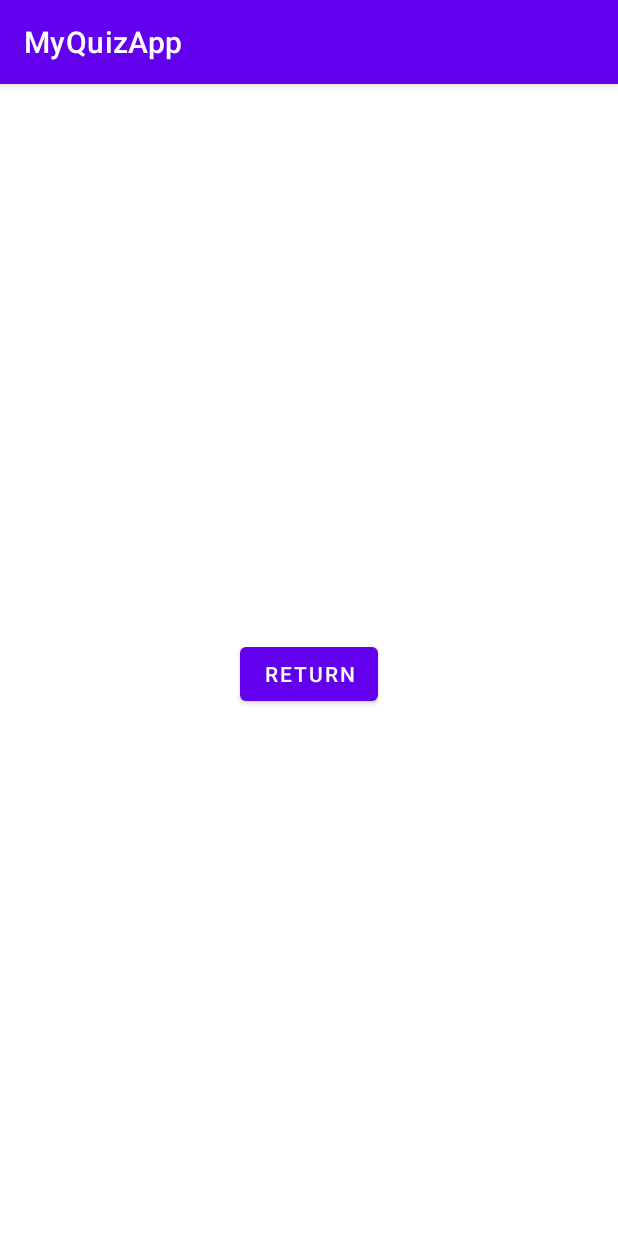
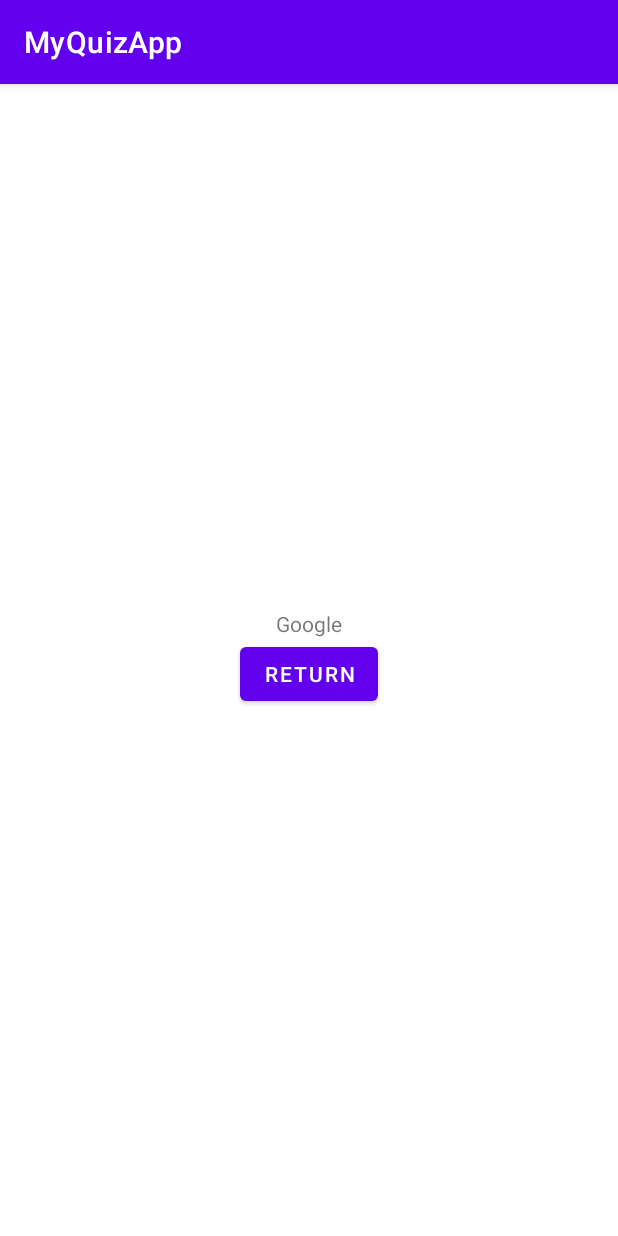
Before and after one commit to HoutarouM/Quiz-o-szkole, an Android app: the screen it shows after launch (HintActivity), after a tap on "HINT", on a phone screen of 412 x 824 dp. Run offline under Robolectric (Android 15) with nearby library versions, the light colour scheme and no system bars.

Commit message:
bind layout to all activities and optimization

```diff
--- a/app/src/main/java/com/example/myquizapp/HintActivity.java
+++ b/app/src/main/java/com/example/myquizapp/HintActivity.java
@@ -2,15 +2,13 @@ package com.example.myquizapp;
 
 import android.content.Intent;
 import android.os.Bundle;
-import android.widget.Button;
-import android.widget.TextView;
 
 import androidx.appcompat.app.AppCompatActivity;
 
+import com.example.myquizapp.databinding.ActivityHintBinding;
+
 public class HintActivity extends AppCompatActivity {
-    TextView hintTextView;
-
-    Button returnButton;
+    ActivityHintBinding activityHintBinding;
 
     private int hintTextId;
     private int questionIndex;
@@ -18,8 +16,18 @@ public class HintActivity extends AppCompatActivity {
     @Override
     protected void onCreate(Bundle savedInstanceState) {
         super.onCreate(savedInstanceState);
-        setContentView(R.layout.activity_hint);
 
+//        bind activity
+        activityHintBinding = ActivityHintBinding.inflate(getLayoutInflater());
+
+        setContentView(activityHintBinding.getRoot());
+    }
+
+    @Override
+    protected void onStart() {
+        super.onStart();
+
+        //        read and set saved data
         Bundle data = getIntent().getExtras();
 
         if (data != null) {
@@ -27,19 +35,15 @@ public class HintActivity extends AppCompatActivity {
             questionIndex = data.getInt("question_index");
         }
 
-        hintTextView = findViewById(R.id.hint_text);
+        activityHintBinding.hintText.setText(hintTextId);
 
-        returnButton = findViewById(R.id.return_to_questions_button);
 
-        hintTextView.setText(hintTextId);
+        activityHintBinding.returnToQuestionsButton.setOnClickListener(view -> {
+            Intent mainIntent = new Intent(HintActivity.this, MainActivity.class);
 
-        returnButton.setOnClickListener(view -> {
-            Intent mainIntent = new Intent(HintActivity.this, MainActivity.class);
             mainIntent.putExtra("question_index", questionIndex);
 
-            int resCode = 0;
-
-            startActivityForResult(mainIntent, resCode);
+            startActivity(mainIntent);
         });
     }
 }
--- a/app/src/main/java/com/example/myquizapp/MainActivity.java
+++ b/app/src/main/java/com/example/myquizapp/MainActivity.java
@@ -4,103 +4,115 @@ import android.content.Intent;
 import android.os.Bundle;
 
 import androidx.appcompat.app.AppCompatActivity;
-import androidx.lifecycle.ViewModelProvider;
 
 import com.example.myquizapp.databinding.ActivityMainBinding;
 
+import java.util.ArrayList;
+
 public class MainActivity extends AppCompatActivity {
-    private ActivityMainBinding activityBinding;
-    private QuestionViewModel questionViewModel;
+    private ActivityMainBinding activityMainBinding;
+
+    //    intents
+    private Intent hintIntent;
+    private Intent endIntent;
+
+    private ArrayList<Question> questions = new ArrayList<>();
 
     private int questionIndex = 0;
+    private int score = 0;
+    private int answerId = 0;
 
     @Override
     protected void onCreate(Bundle savedInstanceState) {
         super.onCreate(savedInstanceState);
 
 //        bind activity
-        activityBinding = ActivityMainBinding.inflate(getLayoutInflater());
+        activityMainBinding = ActivityMainBinding.inflate(getLayoutInflater());
 
-        setContentView(activityBinding.getRoot());
-
-//        bind view model
-        questionViewModel = new ViewModelProvider(this).get(QuestionViewModel.class);
+        setContentView(activityMainBinding.getRoot());
 
 
-//        read and set saved data
+//        intents initialization
+        hintIntent = new Intent(MainActivity.this, HintActivity.class);
+        endIntent = new Intent(MainActivity.this, EndActivity.class);
+
+
+        //        add questions
+        addQuestion(R.drawable.dog, R.string.first_question_text, R.string.first_question_hint,
+                R.string.first_question_answer_a, R.string.first_question_answer_b, R.string.first_question_answer_c, 0);
+
+        addQuestion(R.drawable.dog2, R.string.first_question_text, R.string.first_question_hint,
+                R.string.first_question_answer_a, R.string.first_question_answer_b, R.string.first_question_answer_c, 0);
+
+        addQuestion(R.drawable.dog3, R.string.first_question_text, R.string.first_question_hint,
+                R.string.first_question_answer_a, R.string.first_question_answer_b, R.string.first_question_answer_c, 0);
+    }
+
+    @Override
+    protected void onStart() {
+        super.onStart();
+
+        //        read and set saved data
         Bundle data = getIntent().getExtras();
 
         if (data != null) {
-            questionIndex = data.getInt("question_index");
+            questionIndex = data.getInt("question_index", 0);
         }
 
-        setDataToViews(questionViewModel.getQuestionList().get(questionIndex));
-
-
-        //        add questions
-
+        setDataToViews(questions.get(questionIndex));
 
 //        change question on click
-        activityBinding.answerButton.setOnClickListener(view -> {
-            int answerId = getAnswerIdByButton(activityBinding.radioGroup.getCheckedRadioButtonId());
+        activityMainBinding.answerButton.setOnClickListener(view -> {
+            answerId = getAnswerIdByButton(activityMainBinding.radioGroup.getCheckedRadioButtonId());
 
 //            increment score if answer is right
-            if (questionViewModel.getQuestionList().get(questionIndex).checkAnswer(answerId)) {
+            if (questions.get(questionIndex).checkAnswer(answerId)) {
 //                increment user score
-                questionViewModel.setCounter(questionViewModel.getCounter() + 1);
-            }
-
-//            change activity when quiz is end
-            if (questionIndex + 1 >= questionViewModel.getQuestionList().size()) {
-                Intent endIntent = new Intent(MainActivity.this, EndActivity.class);
-
-                endIntent.putExtra("score", questionViewModel.getCounter());
-
-                startActivityForResult(endIntent, 0);
-
+                score++;
             }
 
             questionIndex++;
 
-            activityBinding.radioGroup.clearCheck();
+//            change activity when quiz is end
+            if (questionIndex == questions.size()) {
+                endIntent.putExtra("score", score);
 
-            setDataToViews(questionViewModel.getQuestionList().get(questionIndex));
+                startActivity(endIntent);
+            } else {
+                activityMainBinding.radioGroup.clearCheck();
+
+                setDataToViews(questions.get(questionIndex));
+            }
         });
 
-        activityBinding.hintButton.setOnClickListener(view -> {
-            Intent hintIntent = new Intent(MainActivity.this, HintActivity.class);
-
-            hintIntent.putExtra("hint_text_id", questionViewModel.getQuestionList().get(questionIndex).getHintTextId());
+        activityMainBinding.hintButton.setOnClickListener(view -> {
+            hintIntent.putExtra("hint_text_id", questions.get(questionIndex).getHintTextId());
             hintIntent.putExtra("question_index", questionIndex);
 
-            startActivityForResult(hintIntent, 0);
+            startActivity(hintIntent);
         });
     }
 
     private void setDataToViews(Question q) {
         //        set data to views
-        activityBinding.logoImageView.setImageResource(q.getImageId());
+        activityMainBinding.logoImageView.setImageResource(q.getImageId());
 
-        activityBinding.questionTextView.setText(q.getQuestionTextId());
+        activityMainBinding.questionTextView.setText(q.getQuestionTextId());
 
-        activityBinding.firstRadioButton.setText(q.getAnswersIds().get(0));
-        activityBinding.secondRadioButton.setText(q.getAnswersIds().get(1));
-        activityBinding.thirdRadioButton.setText(q.getAnswersIds().get(2));
+        activityMainBinding.firstRadioButton.setText(q.getAnswersIds().get(0));
+        activityMainBinding.secondRadioButton.setText(q.getAnswersIds().get(1));
+        activityMainBinding.thirdRadioButton.setText(q.getAnswersIds().get(2));
     }
 
     private void addQuestion(int imageId, int questionTextId, int questionHintId, int answAId, int answBId, int answCId, int correctAnswId) {
         Question question = new Question(imageId, questionTextId, questionHintId, answAId, answBId, answCId, correctAnswId);
 
-        questionViewModel.addQuestion(question);
+        questions.add(question);
     }
 
     private int getAnswerIdByButton(int buttonId) {
-        if (activityBinding.firstRadioButton.getId() == buttonId) {
-            return 0;
-        } else if (activityBinding.secondRadioButton.getId() == buttonId) {
-            return 1;
-        } else {
-            return 2;
-        }
+        if (activityMainBinding.firstRadioButton.getId() == buttonId) return 0;
+        else if (activityMainBinding.secondRadioButton.getId() == buttonId) return 1;
+        else return 2;
     }
 }
--- a/app/src/main/java/com/example/myquizapp/QuestionViewModel.java
+++ /dev/null
@@ -1,28 +0,0 @@
-package com.example.myquizapp;
-
-import androidx.lifecycle.ViewModel;
-
-import java.util.ArrayList;
-
-public class QuestionViewModel extends ViewModel {
-    private ArrayList<Question> questionList = new ArrayList<>();
-
-    private int counter = 0;
-
-
-    public ArrayList<Question> getQuestionList() {
-        return questionList;
-    }
-
-    public void addQuestion(Question q) {
-        this.questionList.add(q);
-    }
-
-    public int getCounter() {
-        return counter;
-    }
-
-    public void setCounter(int counter) {
-        this.counter = counter;
-    }
-}
```
Also changed, not shown: app/src/main/java/com/example/myquizapp/EndActivity.java (+28 -12 lines), app/src/main/java/com/example/myquizapp/Question.java (+0 -24 lines), app/src/main/res/layout/activity_main.xml (+4 -6 lines).
